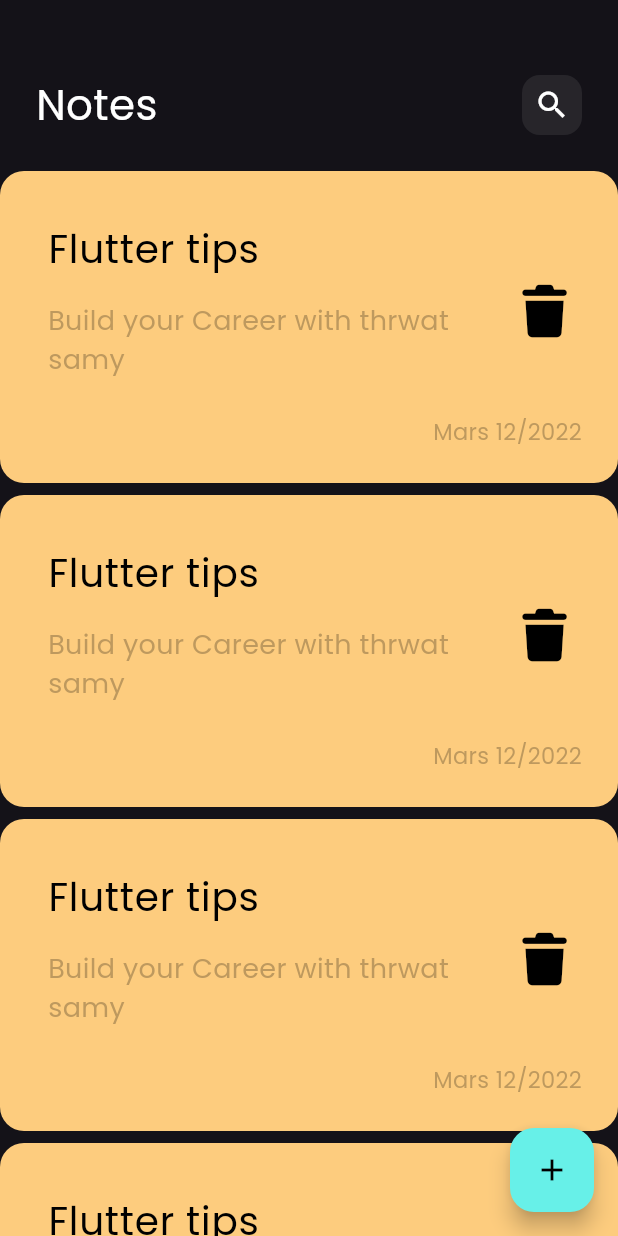
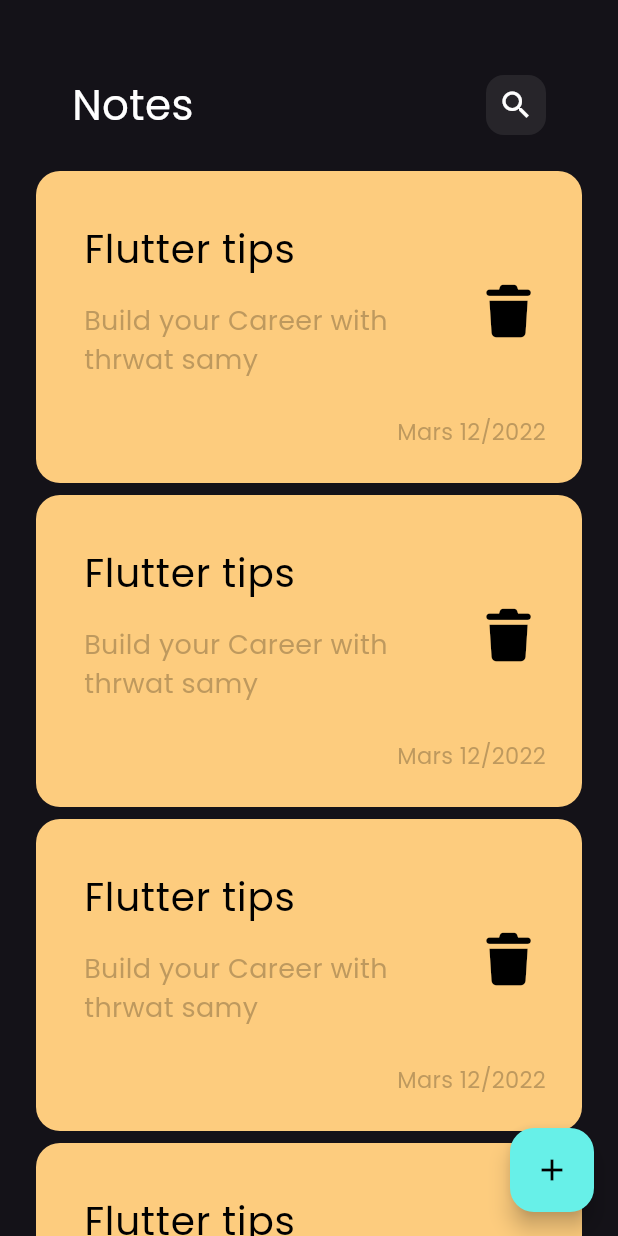
Before and after one commit to YakeenSap9h/new_notes_app, a Flutter app: the screen it shows after launch, on a phone screen of 412 x 824 dp. Run offline on Flutter 3.47's test engine with Material 3 defaults, Android fonts, the phone set to English and light mode, and no system bars; our stand-ins replace font_awesome_flutter.

```diff
--- a/lib/consts.dart
+++ b/lib/consts.dart
@@ -1,6 +1,5 @@
 import 'dart:ui';
 
 import 'package:flutter/material.dart';
-import 'package:font_awesome_flutter/font_awesome_flutter.dart';
 
 const kPrimaryColor = Color(0xff67F0E8);
--- a/lib/views/widgets/custom_app_bar.dart
+++ b/lib/views/widgets/custom_app_bar.dart
@@ -4,14 +4,14 @@
 class CustomAppBar extends StatelessWidget {
   const CustomAppBar({super.key, required this.title, required this.icon});
   final String title;
-  final Icon icon ;
+  final IconData icon ;
   @override
   Widget build(BuildContext context) {
     return Padding(
       padding: const EdgeInsets.symmetric(horizontal: 24),
       child: Row(
         children: [
-          Text(title, style: TextStyle(color: Colors.white, fontSize: 28)),
+          Text(title, style: const  TextStyle(color: Colors.white, fontSize: 28)),
           Spacer(),
           CustomSearchIcon(icon:icon ,),
         ],
--- a/lib/views/widgets/custom_search_icon.dart
+++ b/lib/views/widgets/custom_search_icon.dart
@@ -2,7 +2,7 @@
 
 class CustomSearchIcon extends StatelessWidget {
   const CustomSearchIcon({super.key, required this.icon});
-  final Icon icon;
+  final IconData icon;
   @override
   Widget build(BuildContext context) {
     return Container(
--- a/lib/views/widgets/edite_notes_view_body.dart
+++ b/lib/views/widgets/edite_notes_view_body.dart
@@ -1,18 +1,21 @@
 import 'package:flutter/material.dart';
 import 'package:new_notes_app/views/widgets/custom_app_bar.dart';
-import 'package:new_notes_app/views/widgets/custom_text_field.dart';
+
 
 class EditeNotesViewBody extends StatelessWidget {
   const EditeNotesViewBody({super.key});
 
   @override
   Widget build(BuildContext context) {
-    return Column(
-      children: const [
-        SizedBox(height: 50),
+    return Padding(
+      padding: const EdgeInsets.symmetric(horizontal: 24),
+      child: Column(
+        children: const [
+          SizedBox(height: 50),
+          CustomAppBar(title: "Edit Note", icon: Icons.check)
 
-
-      ],
+        ],
+      ),
     );
   }
 }
--- a/lib/views/widgets/notes_view_body.dart
+++ b/lib/views/widgets/notes_view_body.dart
@@ -7,13 +7,16 @@
 
   @override
   Widget build(BuildContext context) {
-    return  Column(
-      children: [
-        SizedBox(height: 50),
-       CustomAppBar(title: "Notes", icon: Icon(Icons.search) ,),
-        SizedBox(height: 20),
-        Expanded(child: NotesListView()),
-      ],
+    return  Padding(
+      padding: const EdgeInsets.symmetric(horizontal: 24),
+      child: Column(
+        children: [
+          SizedBox(height: 50),
+         CustomAppBar(title: "Notes", icon:Icons.search ,),
+          SizedBox(height: 20),
+          Expanded(child: NotesListView()),
+        ],
+      ),
     );
   }
 }
```
